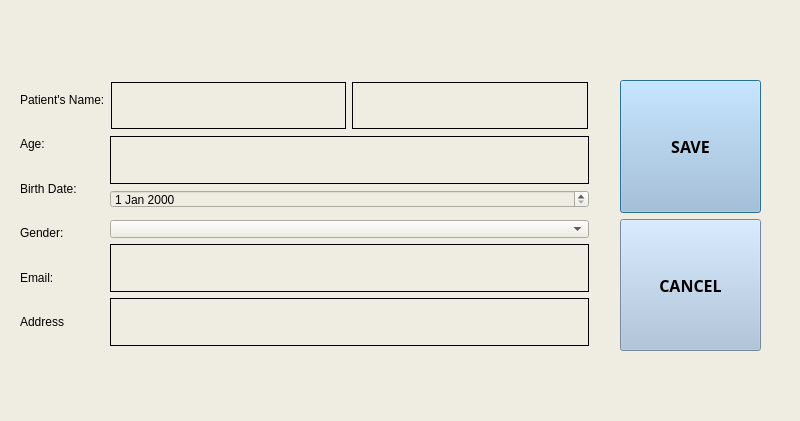
Qt form data_save.ui (AlgoChad/Shit) before a commit.
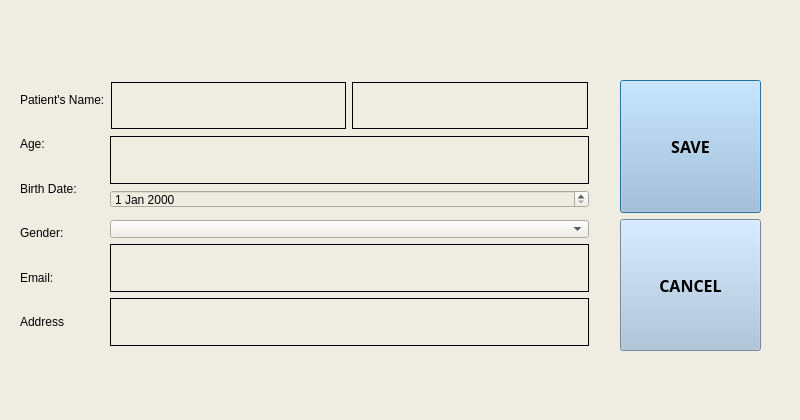
The same form after that commit.

What changed in the file:
```diff
--- a/data_save.ui
+++ b/data_save.ui
@@ -7,11 +7,11 @@
     <x>0</x>
     <y>0</y>
     <width>800</width>
-    <height>421</height>
+    <height>420</height>
    </rect>
   </property>
   <property name="sizePolicy">
-   <sizepolicy hsizetype="Minimum" vsizetype="Minimum">
+   <sizepolicy hsizetype="Maximum" vsizetype="Maximum">
     <horstretch>0</horstretch>
     <verstretch>0</verstretch>
    </sizepolicy>
```
